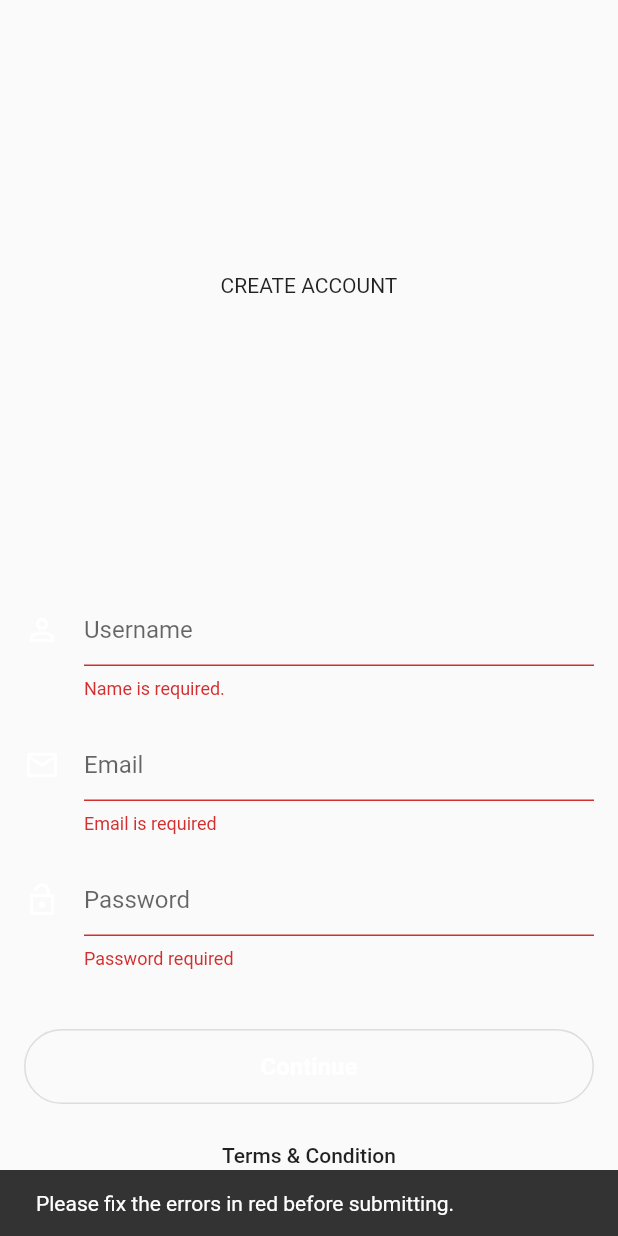
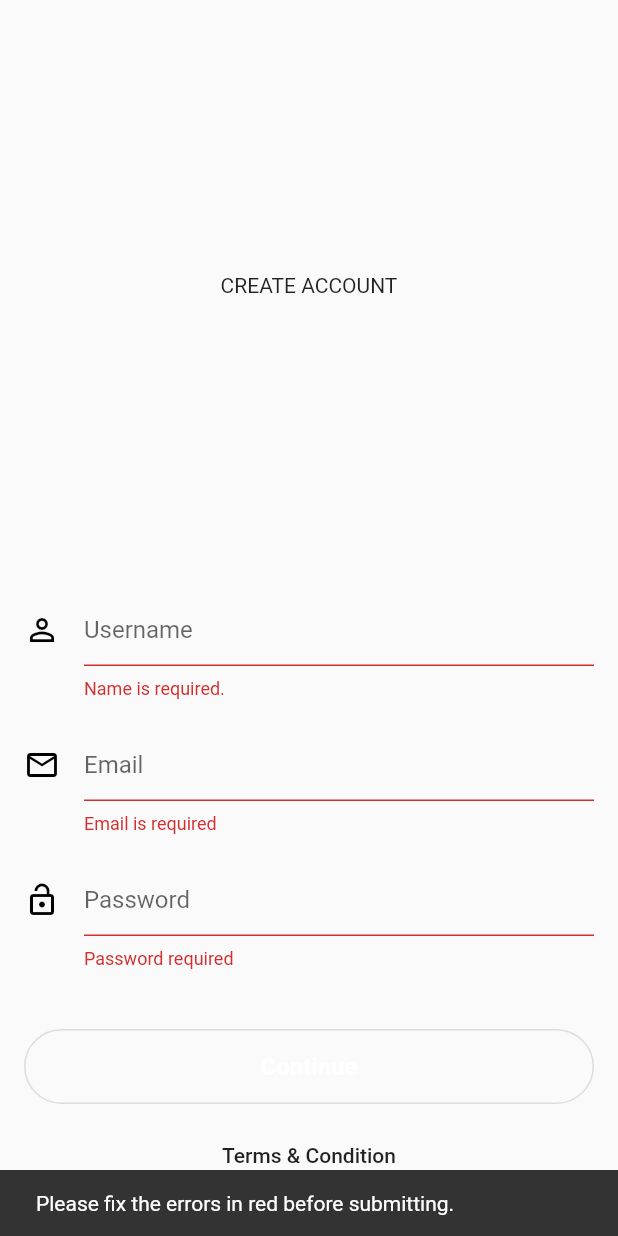
Before and after one commit to BogdanSorbun/sign_in, a Flutter app: the SignUpScreen screen opened by its route, scrolled down 32 dp, after a tap on "Continue", on a phone screen of 412 x 824 dp. Run offline on Flutter 3.47's test engine with Material 2 defaults, Android fonts, the phone set to English and light mode, and no system bars; our stand-ins replace firebase_auth; accounts and stored records are empty.

Commit message:
Update signuppage.dart

```diff
--- a/lib/signuppage.dart
+++ b/lib/signuppage.dart
@@ -8,7 +8,10 @@ import 'package:sign_in/authentication.dart';
 //import 'package:flutter_app/style.dart';
 
 class SignUpScreen extends StatefulWidget {
-  const SignUpScreen({Key key}) : super(key: key);
+  SignUpScreen({this.auth, this.onSignedUp});
+
+  final BaseAuth auth;
+  final VoidCallback onSignedUp;
 
   @override
   SignUpScreenState createState() => new SignUpScreenState();
@@ -19,8 +22,17 @@ class SignUpScreenState extends State<SignUpScreen> {
   final GlobalKey<ScaffoldState> _scaffoldKey = new GlobalKey<ScaffoldState>();
   UserData newUser = new UserData();
   UserAuth userAuth = new UserAuth();
-  bool _autovalidate = false;
+  bool _autoValidate = false;
   Validations _validations = new Validations();
+
+  String _email;
+  String _password;
+  String _errorMessage;
+
+  bool _isLoading;
+
+//  not sure what this is
+  BuildContext context;
 
   _onPressed() {
     print("button clicked");
@@ -34,10 +46,13 @@ class SignUpScreenState extends State<SignUpScreen> {
   void _handleSubmitted() {
     final FormState form = _formKey.currentState;
     if (!form.validate()) {
-      _autovalidate = true; // Start validating on every change.
+      _autoValidate = true; // Start validating on every change.
       showInSnackBar('Please fix the errors in red before submitting.');
     } else {
       form.save();
+//      widget.auth.sendEmailVerification();
+      showInSnackBar('Please confirm account in email!');
+      Navigator.pushNamed(context, "/Login");
       userAuth.createUser(newUser).then((onValue) {
         showInSnackBar(onValue);
       }).catchError((PlatformException onError) {
@@ -79,7 +94,7 @@ class SignUpScreenState extends State<SignUpScreen> {
                     children: <Widget>[
                       new Form(
                           key: _formKey,
-                          autovalidate: _autovalidate,
+                          autovalidate: _autoValidate,
                           //onWillPop: _warnUserAboutInvalidData,
                           child: new Column(
                             children: <Widget>[
@@ -90,7 +105,7 @@ class SignUpScreenState extends State<SignUpScreen> {
 //                                textStyle: textStyle,
 //                                textFieldColor: textFieldColor,
                                 icon: Icons.person_outline,
-                                iconColor: Colors.white,
+                                iconColor: Colors.black,
                                 bottomMargin: 20.0,
                                 validateFunction: _validations.validateName,
                                 onSaved: (String name) {
@@ -104,7 +119,7 @@ class SignUpScreenState extends State<SignUpScreen> {
 //                                  textStyle: textStyle,
 //                                  textFieldColor: textFieldColor,
                                   icon: Icons.mail_outline,
-                                  iconColor: Colors.white,
+                                  iconColor: Colors.black,
                                   bottomMargin: 20.0,
                                   validateFunction: _validations.validateEmail,
                                   onSaved: (String email) {
@@ -117,7 +132,7 @@ class SignUpScreenState extends State<SignUpScreen> {
 //                                  textStyle: textStyle,
 //                                  textFieldColor: textFieldColor,
                                   icon: Icons.lock_open,
-                                  iconColor: Colors.white,
+                                  iconColor: Colors.black,
                                   bottomMargin: 40.0,
                                   validateFunction:
                                   _validations.validatePassword,
```
